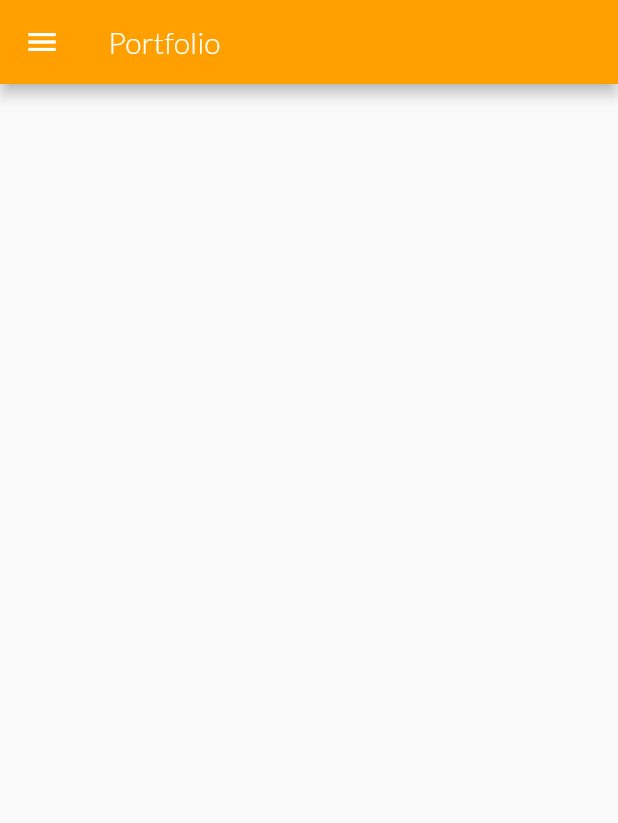
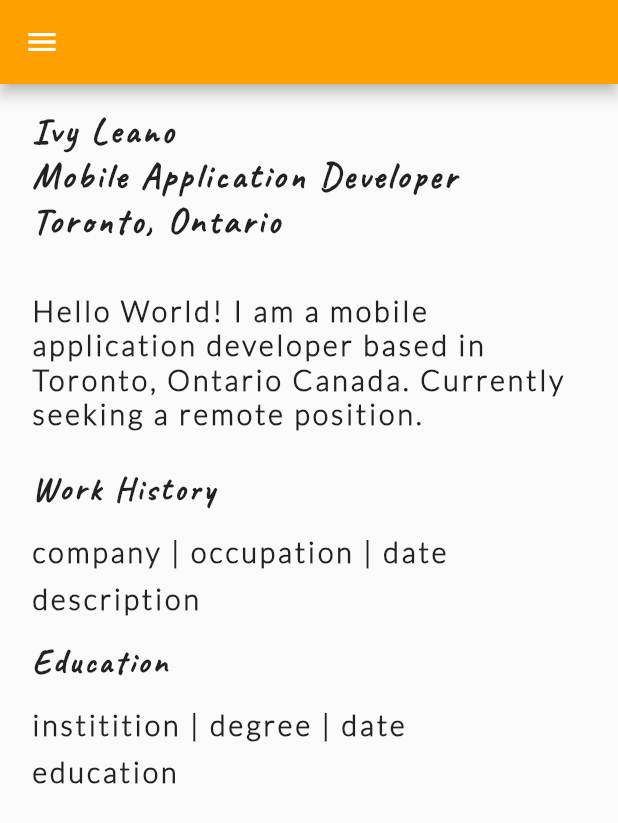
Before and after one commit to IvyLeano/Portfolio, a Flutter app: the screen it shows after launch, on a phone screen of 412 x 824 dp. Shown: the top 823 px of the screen. Run offline on Flutter 3.47's test engine with Material 2 defaults, Android fonts, the phone set to English and light mode, and no system bars.

Commit message:
Add Home Components

```diff
--- /dev/null
+++ b/lib/Components/Home/home_education_component.dart
@@ -0,0 +1,44 @@
+import 'package:Portfolio/constants.dart';
+import 'package:flutter/cupertino.dart';
+
+import '../description_component.dart';
+import '../header_component.dart';
+
+class HomeEducationComponent extends StatelessWidget {
+  const HomeEducationComponent({Key key});
+
+  @override
+  Widget build(BuildContext context) {
+    return Column(
+      children: <Widget>[
+        HeaderComponent(
+            header: Constants.HOME_HEADER_TWO,  // TODO: "Education" is reading like "Educatio" on web only
+            fontFamily: Constants.HEADER_FONT_FAMILY,
+            fontSize: Constants.HEADER_FONT_SIZE),
+        SizedBox(
+          height: MediaQuery.of(context).size.height *
+              Constants
+                  .SIZED_BOX_HEIGHT_AS_PERCENTAGE_OF_SCREEN_HEIGHT_BELOW_HEADING,
+        ),
+        DescriptionComponent(
+            description: Constants.HOME_HEADER_TWO_LABEL,
+            fontFamily: Constants.DEFAULT_FONT_FAMILY,
+            fontSize: Constants.DEFAULT_FONT_SIZE),
+        SizedBox(
+          height: MediaQuery.of(context).size.height *
+              Constants
+                  .SIZED_BOX_HEIGHT_AS_PERCENTAGE_OF_SCREEN_HEIGHT_BELOW_LABEL,
+        ),
+        DescriptionComponent(
+            description: Constants.HOME_HEADER_TWO_DESCRIPTION,
+            fontFamily: Constants.DEFAULT_FONT_FAMILY,
+            fontSize: Constants.DEFAULT_FONT_SIZE),
+        SizedBox(
+          height: MediaQuery.of(context).size.height *
+              Constants
+                  .SIZED_BOX_HEIGHT_AS_PERCENTAGE_OF_SCREEN_HEIGHT_BELOW_DESCRIPTION,
+        ),
+      ],
+    );
+  }
+}
--- /dev/null
+++ b/lib/Components/Home/home_title_component.dart
@@ -0,0 +1,33 @@
+import 'package:Portfolio/constants.dart';
+import 'package:flutter/cupertino.dart';
+
+import '../header_component.dart';
+
+class HomeTitleComponent extends StatelessWidget {
+  const HomeTitleComponent({Key key});
+
+  @override
+  Widget build(BuildContext context) {
+    return Column(
+      children: <Widget>[
+        HeaderComponent(
+            header: Constants.HOME_NAME,
+            fontFamily: Constants.TITLE_FONT_FAMILY,
+            fontSize: Constants.TITLE_FONT_SIZE),
+        HeaderComponent(
+            header: Constants.HOME_OCCUPATION,
+            fontFamily: Constants.TITLE_FONT_FAMILY,
+            fontSize: Constants.TITLE_FONT_SIZE),
+        HeaderComponent(
+            header: Constants.HOME_LOCATION,
+            fontFamily: Constants.TITLE_FONT_FAMILY,
+            fontSize: Constants.TITLE_FONT_SIZE),
+        SizedBox(
+          height: MediaQuery.of(context).size.height *
+              Constants
+                  .SIZED_BOX_HEIGHT_AS_PERCENTAGE_OF_SCREEN_HEIGHT_BELOW_TITLE,
+        ),
+      ],
+    );
+  }
+}
--- /dev/null
+++ b/lib/Components/Home/home_work_history_component.dart
@@ -0,0 +1,44 @@
+import 'package:Portfolio/constants.dart';
+import 'package:flutter/cupertino.dart';
+
+import '../description_component.dart';
+import '../header_component.dart';
+
+class HomeWorkHistoryComponent extends StatelessWidget {
+  const HomeWorkHistoryComponent({Key key});
+
+  @override
+  Widget build(BuildContext context) {
+    return Column(
+      children: <Widget>[
+        HeaderComponent(
+            header: Constants.HOME_HEADER_ONE,
+            fontFamily: Constants.HEADER_FONT_FAMILY,
+            fontSize: Constants.HEADER_FONT_SIZE),
+        SizedBox(
+          height: MediaQuery.of(context).size.height *
+              Constants
+                  .SIZED_BOX_HEIGHT_AS_PERCENTAGE_OF_SCREEN_HEIGHT_BELOW_HEADING,
+        ),
+        DescriptionComponent(
+            description: Constants.HOME_HEADER_ONE_LABEL,
+            fontFamily: Constants.DEFAULT_FONT_FAMILY,
+            fontSize: Constants.DEFAULT_FONT_SIZE),
+        SizedBox(
+          height: MediaQuery.of(context).size.height *
+              Constants
+                  .SIZED_BOX_HEIGHT_AS_PERCENTAGE_OF_SCREEN_HEIGHT_BELOW_LABEL,
+        ),
+        DescriptionComponent(
+            description: Constants.HOME_HEADER_ONE_DESCRIPTION,
+            fontFamily: Constants.DEFAULT_FONT_FAMILY,
+            fontSize: Constants.DEFAULT_FONT_SIZE),
+        SizedBox(
+          height: MediaQuery.of(context).size.height *
+              Constants
+                  .SIZED_BOX_HEIGHT_AS_PERCENTAGE_OF_SCREEN_HEIGHT_BELOW_DESCRIPTION,
+        ),
+      ],
+    );
+  }
+}
--- /dev/null
+++ b/lib/Components/description_component.dart
@@ -0,0 +1,28 @@
+import 'package:flutter/cupertino.dart';
+
+import '../constants.dart';
+
+class DescriptionComponent extends StatelessWidget {
+  const DescriptionComponent(
+      {Key key, this.description, this.fontFamily, this.fontSize});
+
+  final description;
+  final fontFamily;
+  final fontSize;
+
+  @override
+  Widget build(BuildContext context) {
+    return Container(
+      alignment: Constants.CONTAINER_ALIGNMENT,
+      child: Text(
+        description,
+        style: TextStyle(
+          fontWeight: FontWeight.bold,
+          fontSize: fontSize,
+          fontFamily: fontFamily, // TODO: add a text fallback font
+          letterSpacing: Constants.DESCRIPTION_LETTER_SPACING,
+        ),
+      ),
+    );
+  }
+}
--- a/lib/Components/header_component.dart
+++ b/lib/Components/header_component.dart
@@ -3,18 +3,24 @@ import 'package:flutter/cupertino.dart';
 import 'package:flutter/material.dart';
 
 class HeaderComponent extends StatelessWidget {
-  const HeaderComponent({Key key, this.header});
+  const HeaderComponent({Key key, this.header, this.fontFamily, this.fontSize});
 
   final header;
+  final fontFamily;
+  final fontSize;
 
   @override
   Widget build(BuildContext context) {
-    return Text(
-      header,
-      style: TextStyle(
-        fontWeight: FontWeight.bold,
-        fontSize: Constants.HEADER_FONT_SIZE,
-        fontFamily: Constants.HEADER_FONT_FAMILY,
+    return Container(
+      alignment: Constants.CONTAINER_ALIGNMENT,
+      child: Text(
+        header,
+        style: TextStyle(
+          fontWeight: FontWeight.bold,
+          fontSize: fontSize,
+          fontFamily: fontFamily,
+          letterSpacing: Constants.HEADER_LETTER_SPACING,
+        ),
       ),
     );
   }
--- a/lib/Components/title_component.dart
+++ /dev/null
@@ -1,21 +0,0 @@
-import 'package:flutter/cupertino.dart';
-
-import '../constants.dart';
-
-class TitleComponent extends StatelessWidget {
-  const TitleComponent({Key key, this.title});
-
-  final title;
-
-  @override
-  Widget build(BuildContext context) {
-    return Text(
-      title,
-      style: TextStyle(
-        fontWeight: FontWeight.bold,
-        fontSize: Constants.TITLE_FONT_SIZE,
-        fontFamily: Constants.TITLE_FONT_FAMILY,
-      ),
-    );
-  }
-}
--- a/lib/Screens/home_screen.dart
+++ b/lib/Screens/home_screen.dart
@@ -1,5 +1,9 @@
+import 'package:Portfolio/Components/Home/home_education_component.dart';
+import 'package:Portfolio/Components/Home/home_title_component.dart';
+import 'package:Portfolio/Components/Home/home_work_history_component.dart';
+import 'package:Portfolio/Components/description_component.dart';
+import 'package:Portfolio/Components/header_component.dart';
 import 'package:Portfolio/Components/nav_bar_component.dart';
-import 'package:Portfolio/Components/title_component.dart';
 
 import 'package:flutter/cupertino.dart';
 import 'package:flutter/material.dart';
@@ -26,12 +30,21 @@ class HomeScreen extends StatelessWidget {
                   Constants.LEFT_RIGHT_PADDING_AS_PERCENTAGE_0F_SCREEN_WIDTH,
               MediaQuery.of(context).size.width *
                   Constants.TOP_BOTTOM_PADDING_AS_PERCENTAGE_0F_SCREEN_HEIGHT),
-          child: Container(
-            width: MediaQuery.of(context).size.width,
-            child: Column(
-              children: <Widget>[
-              ],
-            ),
+          child: Column(
+            children: <Widget>[
+              HomeTitleComponent(),
+              DescriptionComponent(
+                  description: Constants.HOME_SUMMARY,
+                  fontFamily: Constants.DEFAULT_FONT_FAMILY,
+                  fontSize: Constants.DEFAULT_FONT_SIZE),
+              SizedBox(
+                height: MediaQuery.of(context).size.height *
+                    Constants
+                        .SIZED_BOX_HEIGHT_AS_PERCENTAGE_OF_SCREEN_HEIGHT_BELOW_HOME_SUMMARY,
+              ),
+              HomeWorkHistoryComponent(),
+              HomeEducationComponent(),
+            ],
           ),
         ),
       ),
--- a/lib/constants.dart
+++ b/lib/constants.dart
@@ -1,19 +1,27 @@
 import 'package:flutter/material.dart';
 
-class Constants { // TODO: update descriptions and titles, and tab icon
+class Constants {
+  // TODO: update descriptions and titles, and tab icon
 
   // 1. HEADINGS & TITLES & DESCRIPTIONS
   // 1.1. GENERAL
   static const String TAB_BAR_TITLE = "IvyLeano";
- static const String APP_BAR_TITLE =  "Portfolio";
+  static const String APP_BAR_TITLE = "";
 
   // 1.2. HOME PAGE
   static const String HOME_NAME = "Ivy Leano ";
   static const String HOME_OCCUPATION = "Mobile Application Developer ";
   static const String HOME_LOCATION = "Toronto, Ontario ";
- static const String HOME_SUMMARY = "About me ....";
+  static const String HOME_SUMMARY =
+      "Hello World! I am a mobile application developer based in Toronto, Ontario Canada. Currently seeking a remote position.";
+
   static const String HOME_HEADER_ONE = "Work History";
+  static const String HOME_HEADER_ONE_LABEL = "company | occupation | date";
+  static const String HOME_HEADER_ONE_DESCRIPTION = "description";
+
   static const String HOME_HEADER_TWO = "Education";
+  static const String HOME_HEADER_TWO_LABEL = "institition | degree | date";
+  static const String HOME_HEADER_TWO_DESCRIPTION = "education";
 
   // 1.3. PROJECTS PAGE
   static const String PROJECTS_HEADER_ONE = "PROJECTS";
@@ -32,10 +40,14 @@ class Constants { // TODO: update descriptions and titles, and tab icon
   static const String APP_BAR_DRAWER_LIST_TILE_FOUR = "Email";
 
   // 2.2. MENU OPTIONS - SEMANTIC LABELS
- static const String APP_BAR_DRAWER_LIST_TILE_ONE_SEMANTIC_LABEL = "About Button";
- static const String APP_BAR_DRAWER_LIST_TILE_TWO_SEMANTIC_LABEL  = "Personal Projects Button";
- static const String APP_BAR_DRAWER_LIST_TILE_THREE_SEMANTIC_LABEL  = "Technological Skills Button";
- static const String APP_BAR_DRAWER_LIST_TILE_FOUR_SEMANTIC_LABEL  = "Contact Information Button";
+  static const String APP_BAR_DRAWER_LIST_TILE_ONE_SEMANTIC_LABEL =
+      "About Button";
+  static const String APP_BAR_DRAWER_LIST_TILE_TWO_SEMANTIC_LABEL =
+      "Personal Projects Button";
+  static const String APP_BAR_DRAWER_LIST_TILE_THREE_SEMANTIC_LABEL =
+      "Technological Skills Button";
+  static const String APP_BAR_DRAWER_LIST_TILE_FOUR_SEMANTIC_LABEL =
+      "Contact Information Button";
 
   // 3. STYLE & FORMATTING
   // 3.1. FONTS - FAMILY & SIZE
@@ -46,12 +58,29 @@ class Constants { // TODO: update descriptions and titles, and tab icon
   static const double DRAWER_FONT_SIZE = 20;
   static const double TITLE_FONT_SIZE = 24;
   static const double HEADER_FONT_SIZE = 22;
- static const double DEFAULT_FONT_SIZE = 21;
+  static const double DEFAULT_FONT_SIZE = 19;
 
- // 3.2. CONTENT CONTAINER - PADDING & ALIGNMENT
+  static const double DESCRIPTION_LETTER_SPACING = 2;
+  static const double HEADER_LETTER_SPACING = 2;
+
+  // 3.2. CONTENT CONTAINER - PADDING, ALIGNMENT, SPACING
   static const double LEFT_RIGHT_PADDING_AS_PERCENTAGE_0F_SCREEN_WIDTH = 0.05;
   static const double TOP_BOTTOM_PADDING_AS_PERCENTAGE_0F_SCREEN_HEIGHT = 0.04;
   static const Alignment CONTAINER_ALIGNMENT = Alignment.topLeft;
+
+  // SPACING - SIZED BOX
+  static const double
+      SIZED_BOX_HEIGHT_AS_PERCENTAGE_OF_SCREEN_HEIGHT_BELOW_TITLE = 0.04;
+  static const double
+      SIZED_BOX_HEIGHT_AS_PERCENTAGE_OF_SCREEN_HEIGHT_BELOW_HEADING = 0.02;
+  static const double
+      SIZED_BOX_HEIGHT_AS_PERCENTAGE_OF_SCREEN_HEIGHT_BELOW_LABEL = 0.01;
+  static const double
+      SIZED_BOX_HEIGHT_AS_PERCENTAGE_OF_SCREEN_HEIGHT_BELOW_DESCRIPTION = 0.02;
+  static const double
+  SIZED_BOX_HEIGHT_AS_PERCENTAGE_OF_SCREEN_HEIGHT_BELOW_HOME_SUMMARY = 0.03;
+
+
 
   // 3.3. COLOR PALETTE
   static Color DEFAULT_APP_COLOR = Colors.amber[700];
@@ -63,5 +92,4 @@ class Constants { // TODO: update descriptions and titles, and tab icon
   // 3.4. ICONS - COLOR & SIZE
   static Color ICON_AND_APP_BAR_TEXT_COLOR = Colors.pink;
   static const double APP_BAR_DRAWER_ICON_SIZE = 24;
-
 }
```
Lines whose indentation alone changed are shown as unchanged.
